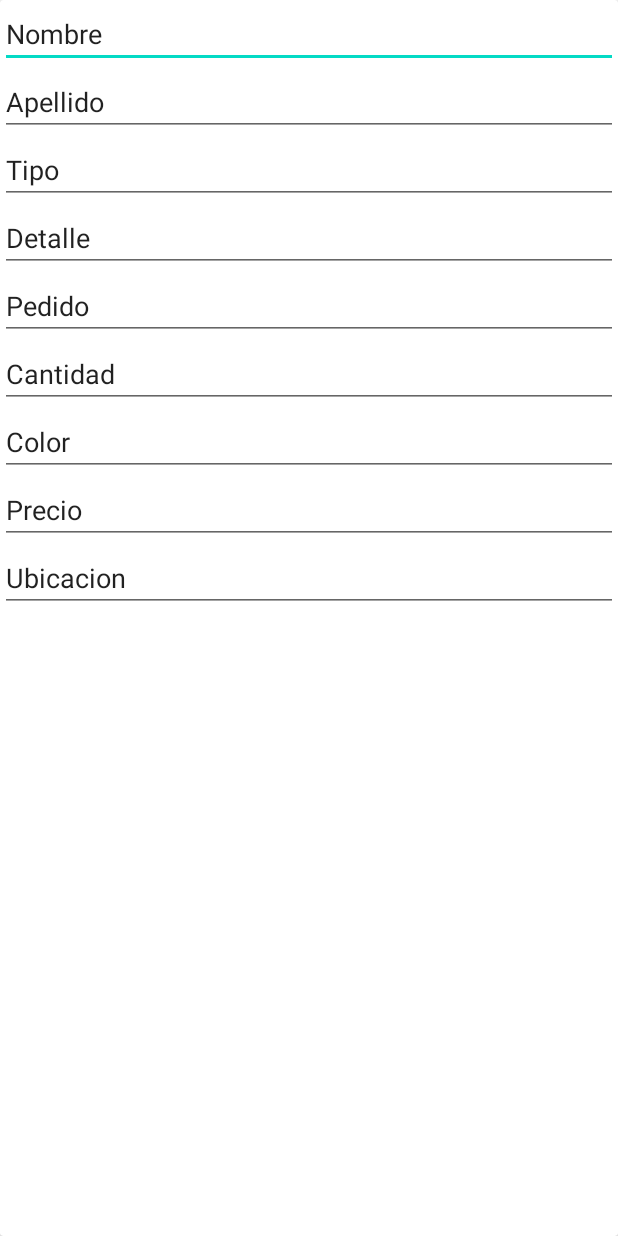
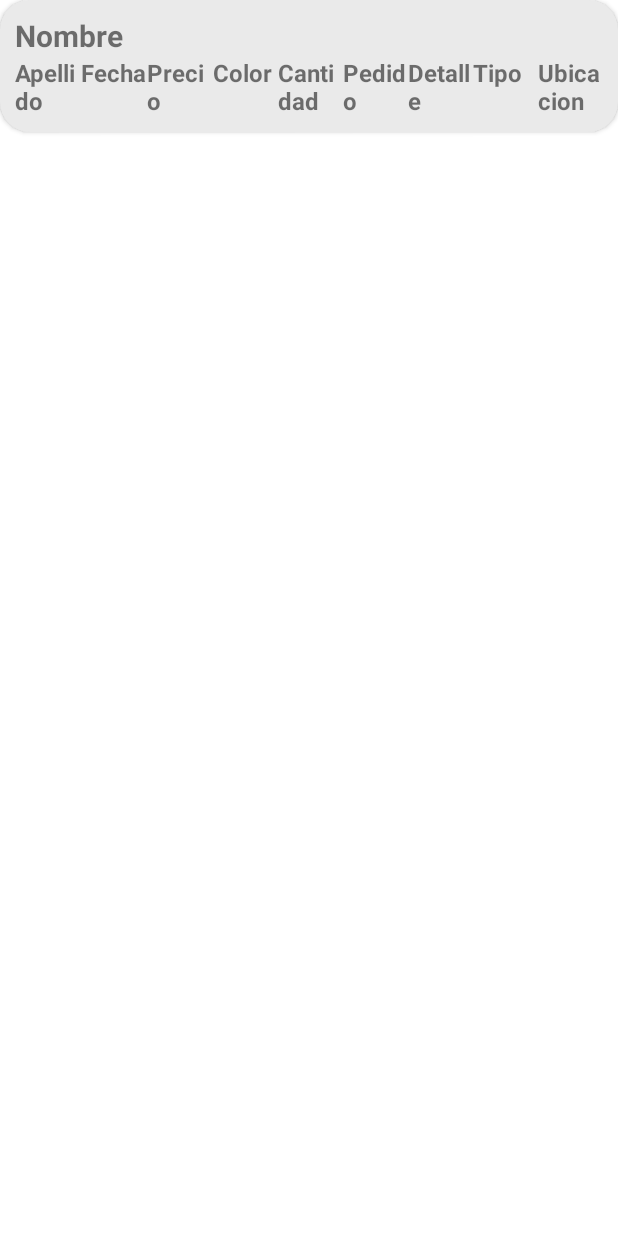
Before and after one commit to tasajos/loginfirebase, an Android app: the layout viewmtp_single.xml on its own in the app's theme, with its tools: preview values and no code run, on a phone screen of 412 x 824 dp. Run offline under Robolectric (Android 15) with nearby library versions, the phone set to English and light mode, and no system bars.

Commit message:
udpate form

```diff
--- a/app/src/main/res/layout/viewmtp_single.xml
+++ b/app/src/main/res/layout/viewmtp_single.xml
@@ -1,91 +1,121 @@
 <?xml version="1.0" encoding="utf-8"?>
 
-<androidx.cardview.widget.CardView
-    xmlns:android="http://schemas.android.com/apk/res/android"
+<androidx.cardview.widget.CardView xmlns:android="http://schemas.android.com/apk/res/android"
+    xmlns:app="http://schemas.android.com/apk/res-auto"
+    xmlns:tools="http://schemas.android.com/tools"
     android:layout_width="match_parent"
-    android:layout_height="match_parent">
+    android:layout_height="wrap_content"
+    android:layout_marginBottom="10dp"
+    android:backgroundTint="#EAEAEA"
+    app:cardCornerRadius="20dp">
+
+    <LinearLayout
+        android:layout_width="match_parent"
+        android:layout_height="wrap_content"
+        android:orientation="horizontal">
+
+        <LinearLayout
+            android:layout_width="match_parent"
+            android:layout_height="match_parent"
+            android:orientation="vertical"
+            android:padding="10dp">
+
+            <TextView
+                android:id="@+id/textView"
+                android:layout_width="match_parent"
+                android:layout_height="wrap_content"
+                android:text="Nombre"
+                android:textSize="20sp"
+                android:textStyle="bold" />
 
             <LinearLayout
                 android:layout_width="match_parent"
                 android:layout_height="match_parent"
                 android:orientation="horizontal">
 
-        <LinearLayout
-            android:layout_width="match_parent"
-            android:layout_height="match_parent"
-            android:orientation="vertical">
-
-            <EditText
-                android:id="@+id/editTextTextPersonName"
+                <TextView
+                    android:id="@+id/textView2"
                     android:layout_width="match_parent"
                     android:layout_height="wrap_content"
-                android:ems="10"
-                android:inputType="textPersonName"
-                android:text="Nombre" />
+                    android:layout_weight="1"
+                    android:text="Apellido"
+                    android:textSize="16sp"
+                    android:textStyle="bold" />
 
-            <EditText
-                android:id="@+id/editTextTextPersonName2"
+                <TextView
+                    android:id="@+id/textView10"
                     android:layout_width="match_parent"
                     android:layout_height="wrap_content"
-                android:ems="10"
-                android:inputType="textPersonName"
-                android:text="Apellido" />
+                    android:layout_weight="1"
+                    android:text="Fecha"
+                    android:textSize="16sp"
+                    android:textStyle="bold" />
 
-            <EditText
-                android:id="@+id/editTextTextPersonName3"
+                <TextView
+                    android:id="@+id/textView8"
                     android:layout_width="match_parent"
                     android:layout_height="wrap_content"
-                android:ems="10"
-                android:inputType="textPersonName"
-                android:text="Tipo" />
+                    android:layout_weight="1"
+                    android:text="Precio"
+                    android:textSize="16sp"
+                    android:textStyle="bold" />
 
-            <EditText
-                android:id="@+id/editTextTextPersonName4"
+                <TextView
+                    android:id="@+id/textView7"
                     android:layout_width="match_parent"
                     android:layout_height="wrap_content"
-                android:ems="10"
-                android:inputType="textPersonName"
-                android:text="Detalle" />
+                    android:layout_weight="1"
+                    android:text="Color"
+                    android:textSize="16sp"
+                    android:textStyle="bold" />
 
-            <EditText
-                android:id="@+id/editTextTextPersonName5"
+                <TextView
+                    android:id="@+id/textView6"
                     android:layout_width="match_parent"
                     android:layout_height="wrap_content"
-                android:ems="10"
-                android:inputType="textPersonName"
-                android:text="Pedido" />
+                    android:layout_weight="1"
+                    android:text="Cantidad"
+                    android:textSize="16sp"
+                    android:textStyle="bold" />
 
-            <EditText
-                android:id="@+id/editTextTextPersonName6"
+                <TextView
+                    android:id="@+id/textView5"
                     android:layout_width="match_parent"
                     android:layout_height="wrap_content"
-                android:ems="10"
-                android:inputType="textPersonName"
-                android:text="Cantidad" />
+                    android:layout_weight="1"
+                    android:text="Pedido"
+                    android:textSize="16sp"
+                    android:textStyle="bold" />
 
-            <EditText
-                android:id="@+id/editTextTextPersonName7"
+                <TextView
+                    android:id="@+id/textView4"
                     android:layout_width="match_parent"
                     android:layout_height="wrap_content"
-                android:ems="10"
-                android:inputType="textPersonName"
-                android:text="Color" />
+                    android:layout_weight="1"
+                    android:text="Detalle"
+                    android:textSize="16sp"
+                    android:textStyle="bold" />
 
-            <EditText
-                android:id="@+id/editTextTextPersonName8"
+                <TextView
+                    android:id="@+id/textView3"
                     android:layout_width="match_parent"
                     android:layout_height="wrap_content"
-                android:ems="10"
-                android:inputType="textPersonName"
-                android:text="Precio" />
+                    android:layout_weight="1"
+                    android:text="Tipo"
+                    android:textSize="16sp"
+                    android:textStyle="bold" />
 
-            <EditText
-                android:id="@+id/editTextTextPersonName10"
+                <TextView
+                    android:id="@+id/textView9"
                     android:layout_width="match_parent"
                     android:layout_height="wrap_content"
-                android:ems="10"
-                android:inputType="textPersonName"
-                android:text="Ubicacion" />
+                    android:layout_weight="1"
+                    android:text="Ubicacion"
+                    android:textSize="16sp"
+                    android:textStyle="bold" />
+
+            </LinearLayout>
+
         </LinearLayout>
     </LinearLayout>
 </androidx.cardview.widget.CardView>
```
Lines whose indentation alone changed are shown as unchanged.
